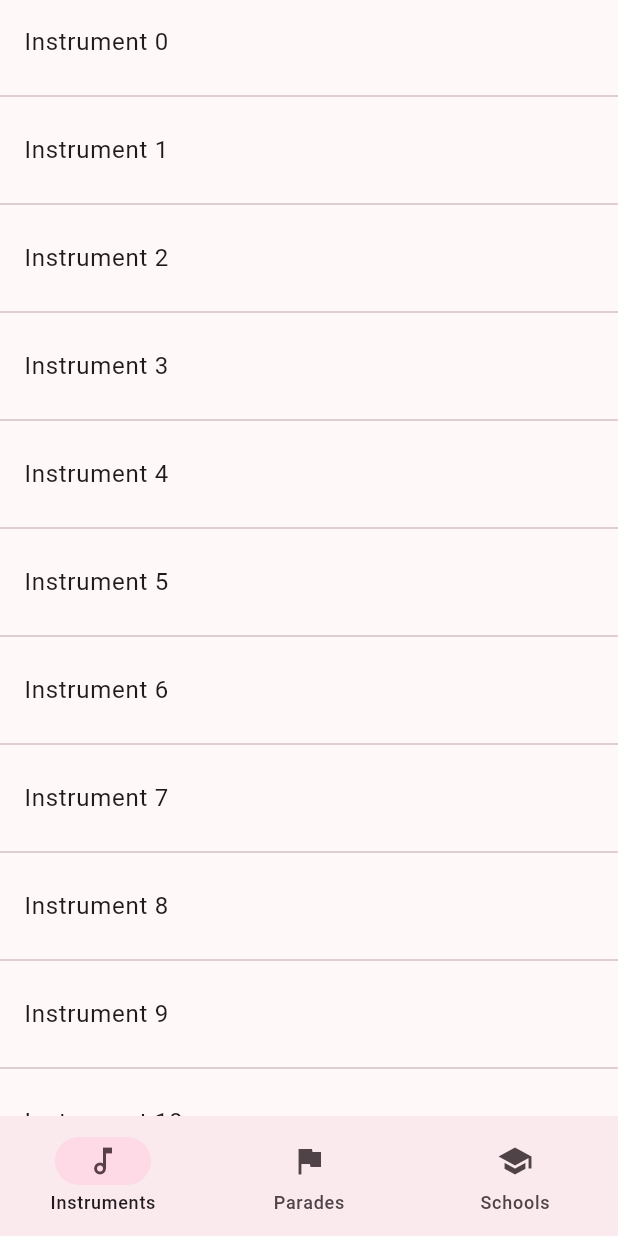
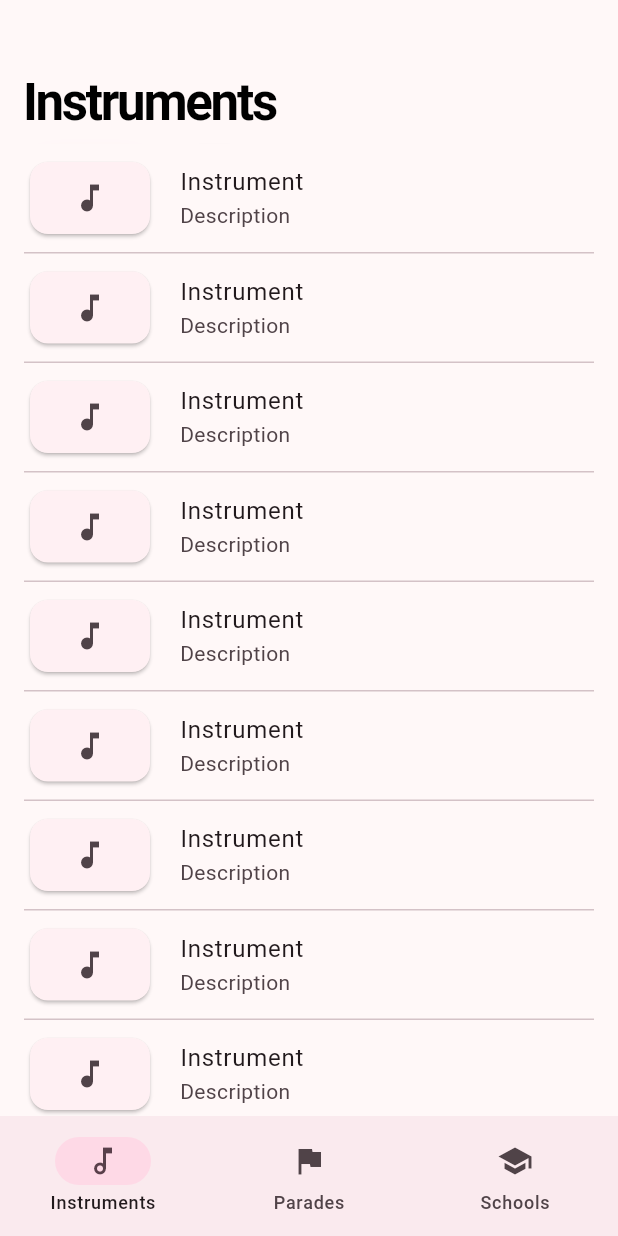
Before and after one commit to hectorAguero/batucadapp, a Flutter app: the screen it shows after launch, on a phone screen of 412 x 824 dp. Run offline on Flutter 3.47's test engine with Material 3 defaults, Android fonts, the light colour scheme and no system bars; our stand-ins replace flutter_riverpod, go_router, riverpod_annotation, sliver_tools; generated files the repository leaves out were written again.

Commit message:
Refactor theme and add instruments tab

```diff
--- a/lib/extensions/theme_of_context_extension.dart
+++ b/lib/extensions/theme_of_context_extension.dart
@@ -1,7 +1,12 @@
+import 'package:flutter/foundation.dart';
 import 'package:flutter/material.dart';
 
 extension TextThemeOfContextExtension on BuildContext {
   TextTheme get textTheme => Theme.of(this).textTheme;
 
+  Brightness get brightness => Theme.of(this).brightness;
+  bool get isDark => brightness == Brightness.dark;
+  bool get isLight => brightness == Brightness.light;
+
   ColorScheme get colorScheme => Theme.of(this).colorScheme;
 }
--- a/lib/features/instruments/instruments_tab.dart
+++ b/lib/features/instruments/instruments_tab.dart
@@ -1,5 +1,10 @@
+import 'package:flutter/cupertino.dart';
 import 'package:flutter/material.dart';
+import 'package:flutter/rendering.dart';
+import 'package:flutter/widgets.dart';
+import 'package:samba_public_app/extensions/media_query_context_extension.dart';
 import 'package:samba_public_app/router/router.dart';
+import 'package:sliver_tools/sliver_tools.dart';
 
 class InstrumentsTab extends StatelessWidget {
   const InstrumentsTab({super.key});
@@ -14,18 +19,56 @@ class InstrumentsTab extends StatelessWidget {
 
   @override
   Widget build(BuildContext context) {
-    return ListView.separated(
-      controller: PrimaryScrollController.of(context),
-      itemBuilder: (context, index) {
-        return ListTile(
-          title: Text('Instrument $index'),
-          onTap: () {},
-        );
-      },
-      separatorBuilder: (context, index) {
-        return const Divider();
-      },
-      itemCount: 100,
+    final isSmallScreen = context.querySize.isSmallScreen;
+    return CustomScrollView(
+      slivers: [
+        const CupertinoSliverNavigationBar(
+          largeTitle: Text('Instruments'),
+          backgroundColor: Colors.transparent,
+          border: Border(),
+        ),
+        SliverLayoutBuilder(
+          builder: (context, constraints) => SliverPadding(
+            padding: EdgeInsets.symmetric(
+              horizontal: isSmallScreen ? 0 : constraints.crossAxisExtent * 0.1,
+            ),
+            sliver: SliverList.separated(
+              itemBuilder: (context, index) => const InstrumentListItem(),
+              separatorBuilder: (context, index) => const Divider(
+                height: 1,
+                thickness: 1,
+                indent: 16,
+                endIndent: 16,
+              ),
+            ),
+          ),
+        ),
+      ],
     );
   }
 }
+
+class InstrumentListItem extends StatelessWidget {
+  const InstrumentListItem({super.key});
+
+  @override
+  Widget build(BuildContext context) {
+    return ListTile(
+      shape: RoundedRectangleBorder(
+        borderRadius: BorderRadius.circular(4),
+      ),
+      contentPadding: const EdgeInsets.symmetric(horizontal: 16),
+      splashColor: Colors.transparent,
+      onTap: () {},
+      leading: const Card(
+        child: SizedBox(
+          height: 80,
+          width: 80,
+          child: Icon(Icons.music_note),
+        ),
+      ),
+      title: const Text('Instrument'),
+      subtitle: const Text('Description'),
+    );
+  }
+}
--- a/lib/main.dart
+++ b/lib/main.dart
@@ -1,6 +1,8 @@
 import 'package:flutter/material.dart';
 import 'package:flutter_riverpod/flutter_riverpod.dart';
 import 'package:samba_public_app/router/router.dart';
+import 'package:samba_public_app/theme/theme_data.dart';
+import 'package:samba_public_app/theme/theme_provider.dart';
 
 void main() {
   runApp(const ProviderScope(child: MyApp()));
@@ -18,19 +20,9 @@ class MyApp extends ConsumerWidget {
       routerConfig: router,
       title: 'Samba Public App',
       debugShowCheckedModeBanner: false,
-      theme: ThemeData.from(
-        colorScheme: ColorScheme.fromSeed(
-          seedColor: const Color(0xffff00a5),
-          secondary: const Color(0xff00a859),
-        ),
-      ),
-      darkTheme: ThemeData.from(
-        colorScheme: ColorScheme.fromSeed(
-          brightness: Brightness.dark,
-          seedColor: const Color(0xffff00a5),
-          secondary: const Color(0xff00a859),
-        ),
-      ),
+      theme: AppTheme.lightTheme,
+      darkTheme: AppTheme.darkTheme,
+      themeMode: ref.watch(appThemeModeProvider),
     );
   }
 }
--- /dev/null
+++ b/lib/theme/theme_data.dart
@@ -0,0 +1,53 @@
+import 'package:flutter/cupertino.dart';
+import 'package:flutter/material.dart';
+
+class AppTheme {
+  static ThemeData get lightTheme => ThemeData.from(
+        useMaterial3: true,
+        colorScheme: ColorScheme.fromSeed(
+          seedColor: const Color(0xffff00a5),
+          secondary: const Color(0xff00a859),
+          background: CupertinoColors.systemGroupedBackground,
+        ),
+      ).copyWith(
+        splashFactory: InkRipple.splashFactory,
+        cupertinoOverrideTheme: getCupertinoTheme(Brightness.light),
+      );
+
+  static ThemeData get darkTheme => ThemeData.from(
+        useMaterial3: true,
+        colorScheme: ColorScheme.fromSeed(
+          brightness: Brightness.dark,
+          seedColor: const Color(0xffff00a5),
+          secondary: const Color(0xff00a859),
+          background: CupertinoColors.systemBackground.darkColor,
+        ),
+      ).copyWith(
+        splashFactory: InkSparkle.splashFactory,
+        cupertinoOverrideTheme: getCupertinoTheme(Brightness.dark),
+      );
+
+  static CupertinoThemeData getCupertinoTheme(
+    Brightness brightness,
+  ) {
+    return CupertinoThemeData(
+      brightness: brightness,
+      primaryColor: const Color(0xffff00a5),
+      barBackgroundColor: brightness == Brightness.dark
+          ? CupertinoColors.systemBackground.darkColor
+          : CupertinoColors.systemBackground.color,
+      scaffoldBackgroundColor: brightness == Brightness.dark
+          ? CupertinoColors.systemBackground.darkColor
+          : CupertinoColors.systemBackground.color,
+      textTheme: CupertinoTextThemeData(
+        navLargeTitleTextStyle: const CupertinoThemeData()
+            .textTheme
+            .navLargeTitleTextStyle
+            // fixes a small bug with spacing
+            .copyWith(
+              letterSpacing: -1.5,
+            ),
+      ),
+    );
+  }
+}
```
Also changed, not shown: lib/features/home/widgets/adaptive_navigation_rail.dart (+45 -1 lines), lib/theme/theme_provider.dart (added, +23 -0 lines), lib/theme/theme_provider.g.dart (added).
